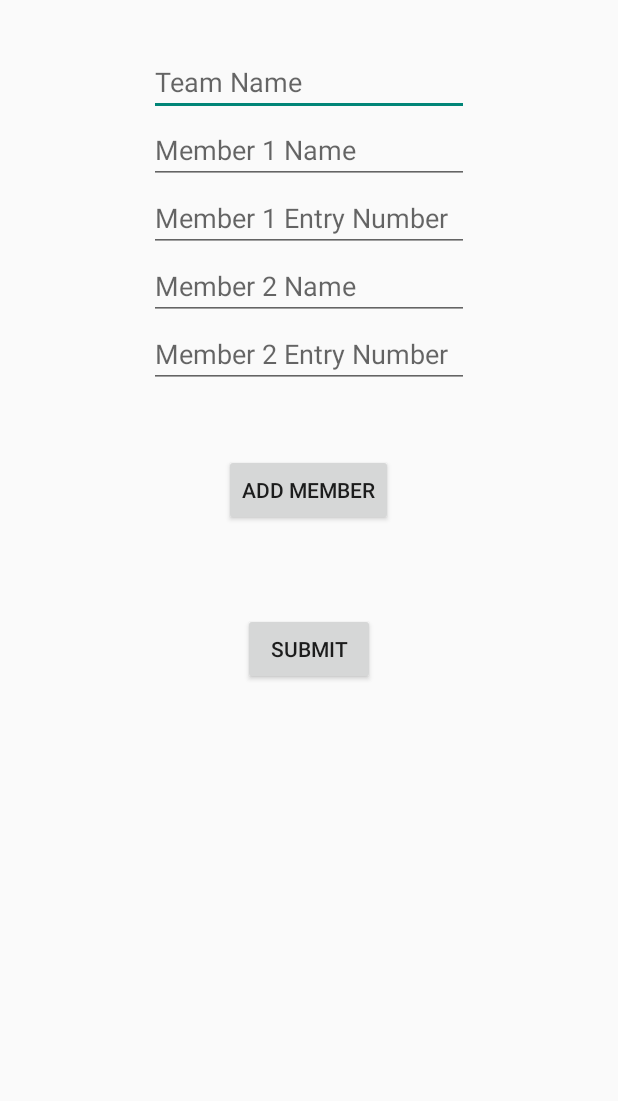
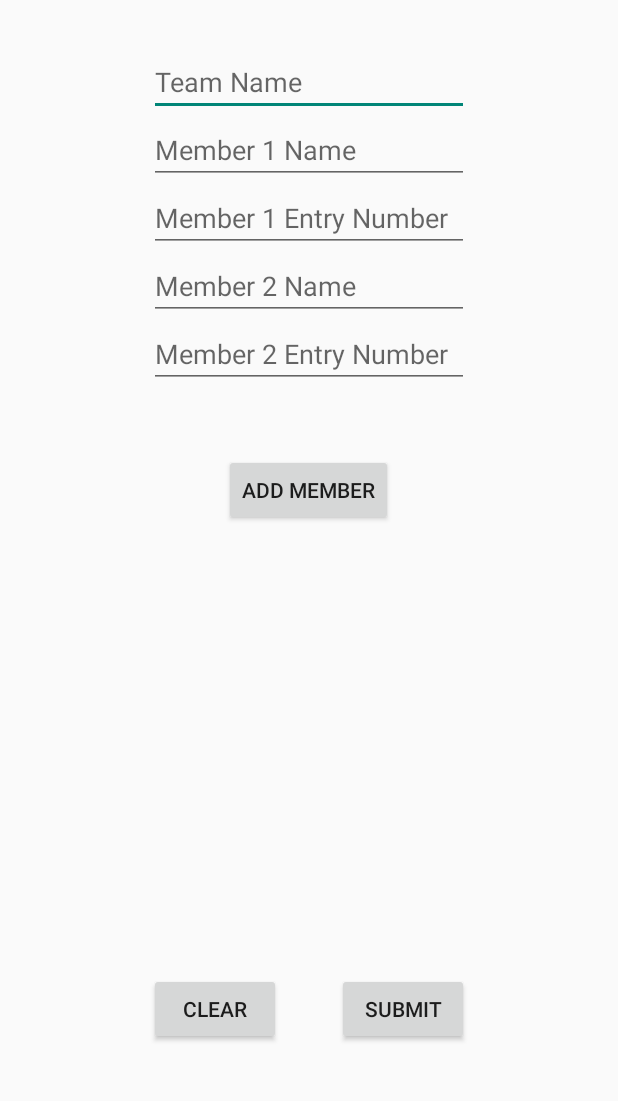
Before and after one commit to SourKream/RegistrationApp, an Android app: the TwoMemberedTeamActivity screen opened directly, with no data from a screen before it, on a phone screen of 412 x 824 dp, the part 125-1226 px from its top. Run offline under Robolectric (Android 15) with nearby library versions, the phone set to English and light mode, and no system bars; 2 statements that could not run were skipped.

Commit message:
Clear button added

```diff
--- a/RegApp/app/src/main/java/io/github/suragnair/regapp/TwoMemberedTeamActivity.java
+++ b/RegApp/app/src/main/java/io/github/suragnair/regapp/TwoMemberedTeamActivity.java
@@ -52,12 +52,12 @@ public class TwoMemberedTeamActivity extends AppCompatActivity {
     private EditText name3Field;
     private EditText entry3Field;
 
-    private List<String> name1SuggestionsList = new ArrayList<String>();
-    private List<String> name2SuggestionsList = new ArrayList<String>();
-    private List<String> name3SuggestionsList = new ArrayList<String>();
+    private List<String> name1SuggestionsList = new ArrayList<>();
+    private List<String> name2SuggestionsList = new ArrayList<>();
+    private List<String> name3SuggestionsList = new ArrayList<>();
 
-    private List<String> StudentNameList = new ArrayList<String>();
-    private List<String> StudentEntrynoList = new ArrayList<String>();
+    private List<String> StudentNameList = new ArrayList<>();
+    private List<String> StudentEntrynoList = new ArrayList<>();
 
     private Button addMemberButton;
     private Button removeMemberButton;
@@ -175,7 +175,7 @@ public class TwoMemberedTeamActivity extends AppCompatActivity {
 
             @Override
             protected Map<String, String> getParams() {
-                Map<String, String> params = new HashMap<String, String>();
+                Map<String, String> params = new HashMap<>();
                 params.put(KEY_TEAMNAME,teamname);
                 params.put(KEY_ENTRY1,entry1);
                 params.put(KEY_NAME1,name1);
@@ -214,7 +214,7 @@ public class TwoMemberedTeamActivity extends AppCompatActivity {
         if ((year>2015)||(year<2000))
             return false;
 
-        Set<String> allDepts = new HashSet<String>();
+        Set<String> allDepts = new HashSet<>();
         allDepts.add("BB1");
         allDepts.add("BB5");
         allDepts.add("CH1");
@@ -234,13 +234,7 @@ public class TwoMemberedTeamActivity extends AppCompatActivity {
         allDepts.add("CSZ");
         allDepts.add("MCS");
 
-        if(!allDepts.contains(dept))
-            return false;
-
-        if ((serialNo<1)||(serialNo>9999))
-            return false;
-
-        return true;
+        return allDepts.contains(dept)&&((serialNo>0)&&(serialNo<10000));
     }
 
     private void loadEntryNoDataFromTextFile() {
@@ -261,7 +255,7 @@ public class TwoMemberedTeamActivity extends AppCompatActivity {
 
     private List<String> suggestStudents (String partString)
     {
-        List<String> suggestions = new ArrayList<String>();
+        List<String> suggestions = new ArrayList<>();
         for (String name : StudentNameList){
             if(name.toLowerCase().contains(partString.toLowerCase()))
                 suggestions.add(name);
@@ -285,6 +279,23 @@ public class TwoMemberedTeamActivity extends AppCompatActivity {
         noOfMembers = 2;
         name3Field.setText("");
         entry3Field.setText("");
+        name3Field.setError(null);
+        entry3Field.setError(null);
+    }
+
+    public void clearButtonClicked(View view) {
+        teamnameField.setText("");
+        name1Field.setText("");
+        entry1Field.setText("");
+        name2Field.setText("");
+        entry2Field.setText("");
+        name3Field.setText("");
+        entry3Field.setText("");
+        teamnameField.setError(null);
+        name1Field.setError(null);
+        entry1Field.setError(null);
+        name2Field.setError(null);
+        entry2Field.setError(null);
         name3Field.setError(null);
         entry3Field.setError(null);
     }
--- a/RegApp/app/src/main/res/layout/two_membered_team.xml
+++ b/RegApp/app/src/main/res/layout/two_membered_team.xml
@@ -120,16 +120,6 @@
         android:visibility="visible"
         android:onClick="addMemberClicked"/>
 
-    <Button
-        android:layout_width="wrap_content"
-        android:layout_height="wrap_content"
-        android:text="@string/submit"
-        android:id="@+id/button"
-        android:layout_below="@+id/entry2Field"
-        android:layout_centerHorizontal="true"
-        android:layout_marginTop="150dp"
-        android:onClick="submit_button" />
-
     <ListView
         android:layout_width="wrap_content"
         android:layout_height="wrap_content"
@@ -157,6 +147,24 @@
         android:layout_alignStart="@+id/name3Field"
         android:visibility="gone"/>
 
+    <Button
+        android:layout_width="wrap_content"
+        android:layout_height="wrap_content"
+        android:text="@string/submit"
+        android:id="@+id/button"
+        android:onClick="submit_button"
+        android:layout_alignParentBottom="true"
+        android:layout_alignEnd="@+id/entry2Field"
+        android:layout_marginBottom="44dp" />
+
+    <Button
+        android:layout_width="wrap_content"
+        android:layout_height="wrap_content"
+        android:text="@string/clear"
+        android:id="@+id/clearButton"
+        android:layout_alignTop="@+id/button"
+        android:layout_alignStart="@+id/entry2Field"
+        android:onClick="clearButtonClicked"/>
 
     <!-- android:shadowColor="#7F000000"
      android:shadowDx="1"
--- a/RegApp/app/src/main/res/values/strings.xml
+++ b/RegApp/app/src/main/res/values/strings.xml
@@ -9,4 +9,5 @@
     <string name="member_3_name">Member 3 Name</string>
     <string name="member_3_entryno">Member 3 Entry Number</string>
     <string name="submit">Submit</string>
+    <string name="clear">Clear</string>
 </resources>
```
